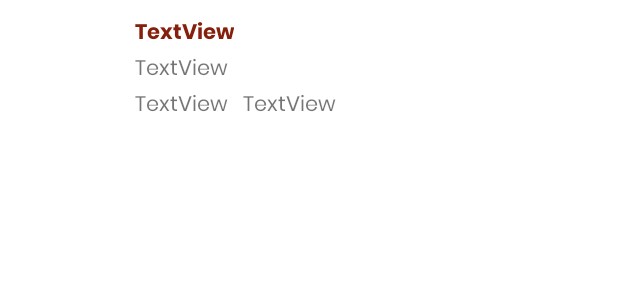
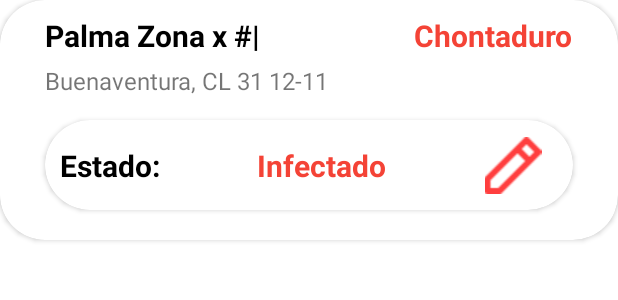
Before and after one commit to anderson-154/SmarTree, an Android app: the layout palm_row.xml on its own in the app's theme, with its tools: preview values and no code run, on a phone screen of 412 x 824 dp. Shown: the top 300 px of the screen. Run offline under Robolectric (Android 15) with nearby library versions, the phone set to English and light mode, and no system bars.

Commit message:
feature(palms): Palms List

```diff
--- a/app/src/main/java/com/example/smartree/LiveMapFragment.kt
+++ b/app/src/main/java/com/example/smartree/LiveMapFragment.kt
@@ -68,13 +68,13 @@ class LiveMapFragment : Fragment (), MapsFragment.OnClickMarkerListener {
             db.collection("sensors").document(palm.sensorID).get().addOnSuccessListener {
                 val sensor = it.toObject(Sensor::class.java)!!
                 binding.statePinTV.text = sensor.state
-                if(sensor.state=="Sano"){
+                if(sensor.state=="Saludable"){
                     binding.statePinTV.setTextColor(resources.getColor(R.color.dark_green))
                     binding.iconPin.setImageResource(R.drawable.health)
                 }else if(sensor.state=="Sospechoso"){
-                    binding.statePinTV.setTextColor(resources.getColor(R.color.dark_orange))
+                    binding.statePinTV.setTextColor(resources.getColor(R.color.light_orange))
                     binding.iconPin.setImageResource(R.drawable.warning)
-                }else{
+                }else if(sensor.state=="Infectado"){
                     binding.statePinTV.setTextColor(resources.getColor(R.color.red))
                     binding.iconPin.setImageResource(R.drawable.bug)
                 }
--- a/app/src/main/java/com/example/smartree/MapsFragment.kt
+++ b/app/src/main/java/com/example/smartree/MapsFragment.kt
@@ -110,12 +110,12 @@ class MapsFragment(private val isOnlySelector:Boolean) : Fragment() {
 
     @SuppressLint("MissingPermission")
     private fun setInitialPos(){
-        var pos = LatLng(3.3, -73.0)
+        var pos = LatLng(3.817998, -77.001362)
         val gsc = manager.getLastKnownLocation(LocationManager.GPS_PROVIDER )
         if(gsc!=null){
             pos = LatLng(gsc.latitude, gsc.longitude)
         }
-        mMap.animateCamera(CameraUpdateFactory.newLatLng(pos))
+        mMap.animateCamera(CameraUpdateFactory.newLatLngZoom(pos,15f))
     }
 
     interface OnClickMarkerListener{
--- a/app/src/main/java/com/example/smartree/model/Palm.kt
+++ b/app/src/main/java/com/example/smartree/model/Palm.kt
@@ -9,4 +9,5 @@ data class Palm (
     var sensorID: String="",
     var lat: Double=0.0,
     var lon: Double=0.0,
+    var status: String="",
 )
--- a/app/src/main/res/layout/fragment_live_map.xml
+++ b/app/src/main/res/layout/fragment_live_map.xml
@@ -4,13 +4,13 @@
     xmlns:tools="http://schemas.android.com/tools"
     android:layout_width="match_parent"
     android:layout_height="match_parent"
-    android:background="#7CBAFD">
+    android:background="#00FFFFFF">
 
     <androidx.constraintlayout.widget.ConstraintLayout
         android:id="@+id/mapConteiner"
         android:layout_width="0dp"
         android:layout_height="0dp"
-        app:layout_constraintBottom_toTopOf="@+id/infoContainer"
+        app:layout_constraintBottom_toBottomOf="parent"
         app:layout_constraintEnd_toEndOf="parent"
         app:layout_constraintStart_toStartOf="parent"
         app:layout_constraintTop_toTopOf="parent">
@@ -22,6 +22,7 @@
         android:layout_width="match_parent"
         android:layout_height="160dp"
         android:visibility="gone"
+        app:cardBackgroundColor="#FFFFFF"
         app:cardCornerRadius="30dp"
         app:layout_constraintBottom_toBottomOf="parent"
         app:layout_constraintEnd_toEndOf="parent"
--- a/app/src/main/res/layout/fragment_palms.xml
+++ b/app/src/main/res/layout/fragment_palms.xml
@@ -4,6 +4,7 @@
     xmlns:tools="http://schemas.android.com/tools"
     android:layout_width="match_parent"
     android:layout_height="match_parent"
+    android:isScrollContainer="true"
     tools:context=".SensorsFragment">
 
     <androidx.constraintlayout.widget.ConstraintLayout
@@ -48,8 +49,7 @@
             android:layout_width="0dp"
             android:layout_height="0dp"
             android:layout_marginTop="16dp"
-            android:layout_marginBottom="32dp"
-            app:layout_constraintBottom_toTopOf="@+id/addPalmFlotatingButton"
+            app:layout_constraintBottom_toBottomOf="parent"
             app:layout_constraintEnd_toEndOf="parent"
             app:layout_constraintStart_toStartOf="parent"
             app:layout_constraintTop_toBottomOf="@+id/palms_title">
--- a/app/src/main/res/layout/palm_row.xml
+++ b/app/src/main/res/layout/palm_row.xml
@@ -1,83 +1,114 @@
 <?xml version="1.0" encoding="utf-8"?>
-<androidx.constraintlayout.widget.ConstraintLayout xmlns:android="http://schemas.android.com/apk/res/android"
+
+<androidx.cardview.widget.CardView xmlns:android="http://schemas.android.com/apk/res/android"
     xmlns:app="http://schemas.android.com/apk/res-auto"
     xmlns:tools="http://schemas.android.com/tools"
+    android:id="@+id/palmCard"
     android:layout_width="match_parent"
-    android:layout_height="wrap_content">
+    android:layout_height="160dp"
+    app:cardCornerRadius="30dp"
+    app:layout_constraintBottom_toBottomOf="parent"
+    app:layout_constraintEnd_toEndOf="parent"
+    app:layout_constraintStart_toStartOf="parent"
+    tools:visibility="visible">
 
     <androidx.constraintlayout.widget.ConstraintLayout
-        android:id="@+id/constraintLayoutRowPalm"
         android:layout_width="match_parent"
+        android:layout_height="match_parent">
+
+        <TextView
+            android:id="@+id/nameCard"
+            android:layout_width="0dp"
             android:layout_height="wrap_content"
-        android:layout_marginBottom="10dp"
+            android:layout_marginStart="30dp"
+            android:layout_marginTop="10dp"
+            android:layout_marginEnd="4dp"
+            android:text="Palma Zona x #|"
+            android:textColor="#000000"
+            android:textSize="20sp"
+            android:textStyle="bold"
+            app:layout_constraintEnd_toStartOf="@+id/typeCard"
+            app:layout_constraintStart_toStartOf="parent"
+            app:layout_constraintTop_toTopOf="parent" />
 
+        <TextView
+            android:id="@+id/addressCard"
+            android:layout_width="0dp"
+            android:layout_height="wrap_content"
+            android:layout_marginStart="30dp"
+            android:layout_marginTop="5dp"
+            android:layout_marginEnd="30dp"
+            android:text="Buenaventura, CL 31 12-11"
+            android:textSize="16sp"
+            app:layout_constraintEnd_toEndOf="parent"
+            app:layout_constraintStart_toStartOf="parent"
+            app:layout_constraintTop_toBottomOf="@+id/nameCard" />
+
+        <androidx.cardview.widget.CardView
+            android:layout_width="match_parent"
+            android:layout_height="60dp"
+            android:layout_marginStart="30dp"
+            android:layout_marginEnd="30dp"
+            android:layout_marginBottom="20dp"
+            android:visibility="visible"
+            app:cardCornerRadius="30dp"
             app:layout_constraintBottom_toBottomOf="parent"
             app:layout_constraintEnd_toEndOf="parent"
             app:layout_constraintStart_toStartOf="parent">
 
-
             <androidx.constraintlayout.widget.ConstraintLayout
-
-            android:layout_width="wrap_content"
-            android:layout_height="wrap_content"
-            android:layout_marginStart="20dp"
-            android:layout_marginTop="10dp"
-            android:layout_marginBottom="10dp"
-            app:layout_constraintBottom_toBottomOf="parent"
-            app:layout_constraintStart_toEndOf="@+id/imagePalmRow"
-            app:layout_constraintTop_toTopOf="parent">
+                android:layout_width="match_parent"
+                android:layout_height="match_parent">
 
                 <TextView
-                android:id="@+id/coordinatesPalmRow"
+                    android:id="@+id/textView9"
                     android:layout_width="wrap_content"
                     android:layout_height="wrap_content"
                     android:layout_marginStart="10dp"
-                android:fontFamily="@font/poppins"
-                android:text="TextView"
-                app:layout_constraintBottom_toBottomOf="@+id/placePalmRow"
-                app:layout_constraintStart_toEndOf="@+id/placePalmRow" />
-
-            <TextView
-                android:id="@+id/palmNameRow"
-                android:layout_width="wrap_content"
-                android:layout_height="wrap_content"
-                android:fontFamily="@font/poppins_bold"
-                android:text="TextView"
-                android:textColor="@color/brown"
-                android:textStyle="normal"
+                    android:text="Estado:"
+                    android:textColor="#000000"
+                    android:textSize="20sp"
+                    android:textStyle="bold"
+                    app:layout_constraintBottom_toBottomOf="parent"
                     app:layout_constraintStart_toStartOf="parent"
                     app:layout_constraintTop_toTopOf="parent" />
 
                 <TextView
-                android:id="@+id/typePalmText"
+                    android:id="@+id/statusCard"
                     android:layout_width="wrap_content"
                     android:layout_height="wrap_content"
-                android:fontFamily="@font/poppins"
-                android:text="TextView"
-                app:layout_constraintStart_toStartOf="@+id/palmNameRow"
-                app:layout_constraintTop_toBottomOf="@+id/palmNameRow" />
+                    android:text="Infectado"
+                    android:textColor="#F44336"
+                    android:textSize="20sp"
+                    android:textStyle="bold"
+                    app:layout_constraintBottom_toBottomOf="parent"
+                    app:layout_constraintEnd_toStartOf="@+id/imgCard"
+                    app:layout_constraintStart_toEndOf="@+id/textView9"
+                    app:layout_constraintTop_toTopOf="parent" />
+
+                <ImageView
+                    android:id="@+id/imgCard"
+                    android:layout_width="40dp"
+                    android:layout_height="wrap_content"
+                    android:layout_marginEnd="20dp"
+                    android:src="@drawable/edit_img"
+                    app:layout_constraintBottom_toBottomOf="parent"
+                    app:layout_constraintEnd_toEndOf="parent"
+                    app:layout_constraintTop_toTopOf="parent" />
+            </androidx.constraintlayout.widget.ConstraintLayout>
+        </androidx.cardview.widget.CardView>
 
         <TextView
-                android:id="@+id/placePalmRow"
+            android:id="@+id/typeCard"
             android:layout_width="wrap_content"
             android:layout_height="wrap_content"
-                android:fontFamily="@font/poppins"
-                android:text="TextView"
-                app:layout_constraintStart_toStartOf="@+id/typePalmText"
-                app:layout_constraintTop_toBottomOf="@+id/typePalmText" />
-
+            android:layout_marginTop="10dp"
+            android:layout_marginEnd="30dp"
+            android:text="@string/chontaduro"
+            android:textColor="#F44336"
+            android:textSize="20sp"
+            android:textStyle="bold"
+            app:layout_constraintEnd_toEndOf="parent"
+            app:layout_constraintTop_toTopOf="parent" />
     </androidx.constraintlayout.widget.ConstraintLayout>
-
-        <ImageView
-            android:id="@+id/imagePalmRow"
-            android:layout_width="50dp"
-            android:layout_height="50dp"
-            android:layout_marginStart="20dp"
-            app:layout_constraintBottom_toBottomOf="parent"
-            app:layout_constraintStart_toStartOf="parent"
-            app:layout_constraintTop_toTopOf="parent"
-            />
-
-    </androidx.constraintlayout.widget.ConstraintLayout>
-
-</androidx.constraintlayout.widget.ConstraintLayout>
+</androidx.cardview.widget.CardView>
```
Also changed, not shown: app/src/main/java/com/example/smartree/HomeFragment.kt (+5 -5 lines), app/src/main/java/com/example/smartree/NavigationActivity.kt (+10 -15 lines), app/src/main/java/com/example/smartree/PalmAdapter.kt (+8 -5 lines), app/src/main/java/com/example/smartree/PalmViewHolder.kt (+31 -15 lines), app/src/main/java/com/example/smartree/PalmsFragment.kt (+51 -14 lines), app/src/main/res/drawable/off.png (added). Lines whose indentation alone changed are shown as unchanged.
